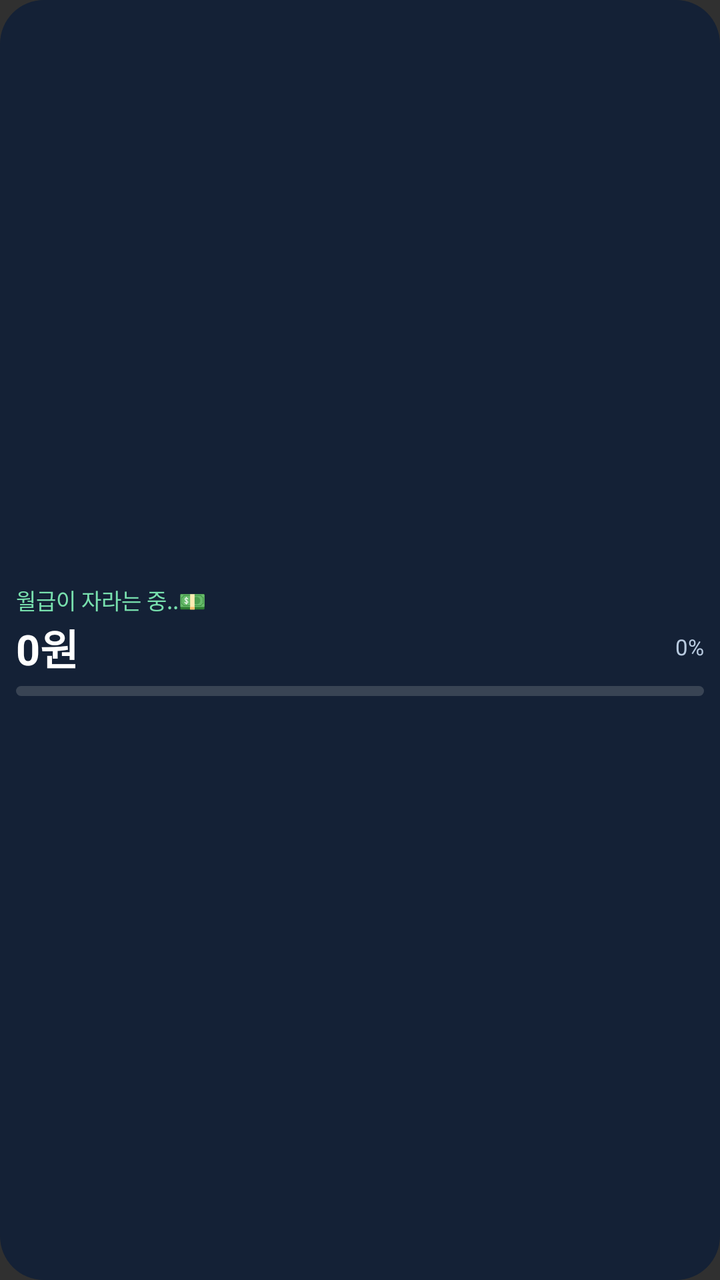
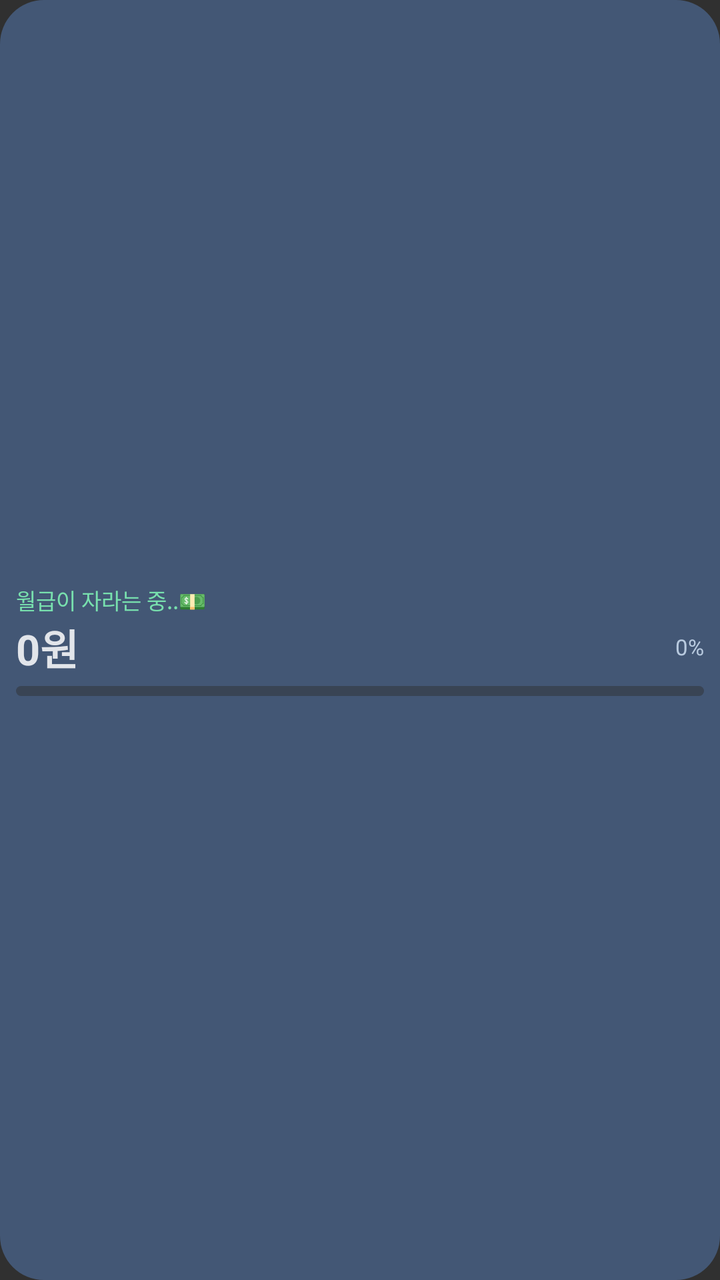

Two renders of the same Android screen: before a commit and after it. Below are the layout's source before the change and the commit's diff.
<!-- AndroidManifest.xml: application theme android:Theme.Material.NoActionBar -->
<!-- res/layout/salary_widget_three.xml -->
<LinearLayout android:id="@+id/widget_root" xmlns:android="http://schemas.android.com/apk/res/android" android:layout_width="match_parent" android:layout_height="match_parent" android:orientation="vertical" android:gravity="center_vertical" android:padding="8dp" android:background="@drawable/widget_bg"><TextView android:id="@+id/title" android:layout_width="match_parent" android:layout_height="wrap_content" android:text="월급이 자라는 중..💵" android:textColor="#78E0AE" android:textSize="11sp" android:singleLine="true"/><LinearLayout android:layout_width="match_parent" android:layout_height="wrap_content" android:orientation="horizontal" android:gravity="center_vertical"><FrameLayout android:layout_width="0dp" android:layout_height="wrap_content" android:layout_weight="1"><TextView android:id="@+id/amount" android:layout_width="match_parent" android:layout_height="wrap_content" android:text="0원" android:textColor="#FFFFFF" android:textSize="21sp" android:textStyle="bold" android:singleLine="true" android:autoSizeTextType="uniform" android:autoSizeMinTextSize="11sp" android:autoSizeMaxTextSize="21sp"/><ImageView android:id="@+id/rainbow_amount" android:layout_width="match_parent" android:layout_height="match_parent" android:visibility="gone" android:scaleType="fitStart" android:adjustViewBounds="false"/></FrameLayout><TextView android:id="@+id/progress_text" android:layout_width="wrap_content" android:layout_height="wrap_content" android:text="0%" android:textColor="#B8CADF" android:textSize="11sp"/></LinearLayout><ProgressBar android:id="@+id/progress" style="?android:attr/progressBarStyleHorizontal" android:layout_width="match_parent" android:layout_height="5dp" android:layout_marginTop="4dp" android:max="10000" android:progressDrawable="@drawable/widget_progress_green"/><ProgressBar android:id="@+id/progress_lastfive" style="?android:attr/progressBarStyleHorizontal" android:layout_width="match_parent" android:layout_height="5dp" android:layout_marginTop="4dp" android:max="10000" android:progressDrawable="@drawable/widget_progress_lastfive" android:visibility="gone"/></LinearLayout>
<!-- resources referenced by this layout -->
<resources>
  <!-- drawable widget_bg (drawable) -->
  <shape xmlns:android="http://schemas.android.com/apk/res/android" android:shape="rectangle">
      <solid android:color="#142136"/>
      <corners android:radius="22dp"/>
  </shape>
  <!-- drawable widget_progress_green (drawable) -->
  <layer-list xmlns:android="http://schemas.android.com/apk/res/android"><item android:id="@android:id/background"><shape android:shape="rectangle"><corners android:radius="6dp"/><solid android:color="#394454"/></shape></item><item android:id="@android:id/progress"><clip><shape android:shape="rectangle"><corners android:radius="6dp"/><gradient android:angle="0" android:startColor="#B8F5B0" android:endColor="#075C32"/></shape></clip></item></layer-list>
  <!-- drawable widget_progress_lastfive (drawable) -->
  <layer-list xmlns:android="http://schemas.android.com/apk/res/android"><item android:id="@android:id/background"><shape android:shape="rectangle"><corners android:radius="6dp"/><solid android:color="#394454"/></shape></item><item android:id="@android:id/progress"><clip><shape android:shape="rectangle"><corners android:radius="6dp"/><gradient android:angle="0" android:startColor="#B8F5B0" android:centerColor="#075C32" android:endColor="#E44755" android:centerX="0.55"/></shape></clip></item></layer-list>
</resources>

<!-- the commit's change to res/layout/salary_widget_three.xml (unified diff, before → after) -->
@@ -1 +1 @@
-<LinearLayout android:id="@+id/widget_root" xmlns:android="http://schemas.android.com/apk/res/android" android:layout_width="match_parent" android:layout_height="match_parent" android:orientation="vertical" android:gravity="center_vertical" android:padding="8dp" android:background="@drawable/widget_bg"><TextView android:id="@+id/title" android:layout_width="match_parent" android:layout_height="wrap_content" android:text="월급이 자라는 중..💵" android:textColor="#78E0AE" android:textSize="11sp" android:singleLine="true"/><LinearLayout android:layout_width="match_parent" android:layout_height="wrap_content" android:orientation="horizontal" android:gravity="center_vertical"><FrameLayout android:layout_width="0dp" android:layout_height="wrap_content" android:layout_weight="1"><TextView android:id="@+id/amount" android:layout_width="match_parent" android:layout_height="wrap_content" android:text="0원" android:textColor="#FFFFFF" android:textSize="21sp" android:textStyle="bold" android:singleLine="true" android:autoSizeTextType="uniform" android:autoSizeMinTextSize="11sp" android:autoSizeMaxTextSize="21sp"/><ImageView android:id="@+id/rainbow_amount" android:layout_width="match_parent" android:layout_height="match_parent" android:visibility="gone" android:scaleType="fitStart" android:adjustViewBounds="false"/></FrameLayout><TextView android:id="@+id/progress_text" android:layout_width="wrap_content" android:layout_height="wrap_content" android:text="0%" android:textColor="#B8CADF" android:textSize="11sp"/></LinearLayout><ProgressBar android:id="@+id/progress" style="?android:attr/progressBarStyleHorizontal" android:layout_width="match_parent" android:layout_height="5dp" android:layout_marginTop="4dp" android:max="10000" android:progressDrawable="@drawable/widget_progress_green"/><ProgressBar android:id="@+id/progress_lastfive" style="?android:attr/progressBarStyleHorizontal" android:layout_width="match_parent" android:layout_height="5dp" android:layout_marginTop="4dp" android:max="10000" android:progressDrawable="@drawable/widget_progress_lastfive" android:visibility="gone"/></LinearLayout>
+<LinearLayout android:id="@+id/widget_root" xmlns:android="http://schemas.android.com/apk/res/android" android:layout_width="match_parent" android:layout_height="match_parent" android:orientation="vertical" android:gravity="center_vertical" android:padding="8dp" android:background="@drawable/widget_bg"><TextView android:id="@+id/title" android:layout_width="match_parent" android:layout_height="wrap_content" android:text="월급이 자라는 중..💵" android:textColor="#78E0AE" android:textSize="11sp" android:singleLine="true"/><LinearLayout android:layout_width="match_parent" android:layout_height="wrap_content" android:orientation="horizontal" android:gravity="center_vertical"><FrameLayout android:layout_width="0dp" android:layout_height="wrap_content" android:layout_weight="1"><TextView android:id="@+id/amount" android:layout_width="match_parent" android:layout_height="wrap_content" android:text="0원" android:textColor="#E2E5EA" android:textSize="21sp" android:textStyle="bold" android:singleLine="true" android:autoSizeTextType="uniform" android:autoSizeMinTextSize="11sp" android:autoSizeMaxTextSize="21sp"/><ImageView android:id="@+id/rainbow_amount" android:layout_width="match_parent" android:layout_height="match_parent" android:visibility="gone" android:scaleType="fitStart" android:adjustViewBounds="false"/></FrameLayout><TextView android:id="@+id/progress_text" android:layout_width="wrap_content" android:layout_height="wrap_content" android:text="0%" android:textColor="#B8CADF" android:textSize="11sp"/></LinearLayout><ProgressBar android:id="@+id/progress" style="?android:attr/progressBarStyleHorizontal" android:layout_width="match_parent" android:layout_height="5dp" android:layout_marginTop="4dp" android:max="10000" android:progressDrawable="@drawable/widget_progress_green"/><ProgressBar android:id="@+id/progress_lastfive" style="?android:attr/progressBarStyleHorizontal" android:layout_width="match_parent" android:layout_height="5dp" android:layout_marginTop="4dp" android:max="10000" android:progressDrawable="@drawable/widget_progress_lastfive" android:visibility="gone"/></LinearLayout>
<!-- resource entries referenced after the edit -->
@@ -2,12 +2,12 @@
 <resources>
   <!-- drawable widget_bg (drawable) -->
   <shape xmlns:android="http://schemas.android.com/apk/res/android" android:shape="rectangle">
-      <solid android:color="#142136"/>
+      <solid android:color="#435775"/>
       <corners android:radius="22dp"/>
   </shape>
   <!-- drawable widget_progress_green (drawable) -->
-  <layer-list xmlns:android="http://schemas.android.com/apk/res/android"><item android:id="@android:id/background"><shape android:shape="rectangle"><corners android:radius="6dp"/><solid android:color="#394454"/></shape></item><item android:id="@android:id/progress"><clip><shape android:shape="rectangle"><corners android:radius="6dp"/><gradient android:angle="0" android:startColor="#B8F5B0" android:endColor="#075C32"/></shape></clip></item></layer-list>
+  <layer-list xmlns:android="http://schemas.android.com/apk/res/android"><item android:id="@android:id/background"><shape android:shape="rectangle"><corners android:radius="6dp"/><solid android:color="#394454"/></shape></item><item android:id="@android:id/progress"><clip><shape android:shape="rectangle"><corners android:radius="6dp"/><gradient android:angle="0" android:startColor="#236B43" android:endColor="#A5F4A4"/></shape></clip></item></layer-list>
   <!-- drawable widget_progress_lastfive (drawable) -->
-  <layer-list xmlns:android="http://schemas.android.com/apk/res/android"><item android:id="@android:id/background"><shape android:shape="rectangle"><corners android:radius="6dp"/><solid android:color="#394454"/></shape></item><item android:id="@android:id/progress"><clip><shape android:shape="rectangle"><corners android:radius="6dp"/><gradient android:angle="0" android:startColor="#B8F5B0" android:centerColor="#075C32" android:endColor="#E44755" android:centerX="0.55"/></shape></clip></item></layer-list>
+  <layer-list xmlns:android="http://schemas.android.com/apk/res/android"><item android:id="@android:id/background"><shape android:shape="rectangle"><corners android:radius="6dp"/><solid android:color="#394454"/></shape></item><item android:id="@android:id/progress"><clip><shape android:shape="rectangle"><corners android:radius="6dp"/><gradient android:angle="0" android:startColor="#236B43" android:centerColor="#A5F4A4" android:endColor="#B50016" android:centerX="0.68"/></shape></clip></item></layer-list>
 </resources>
 
